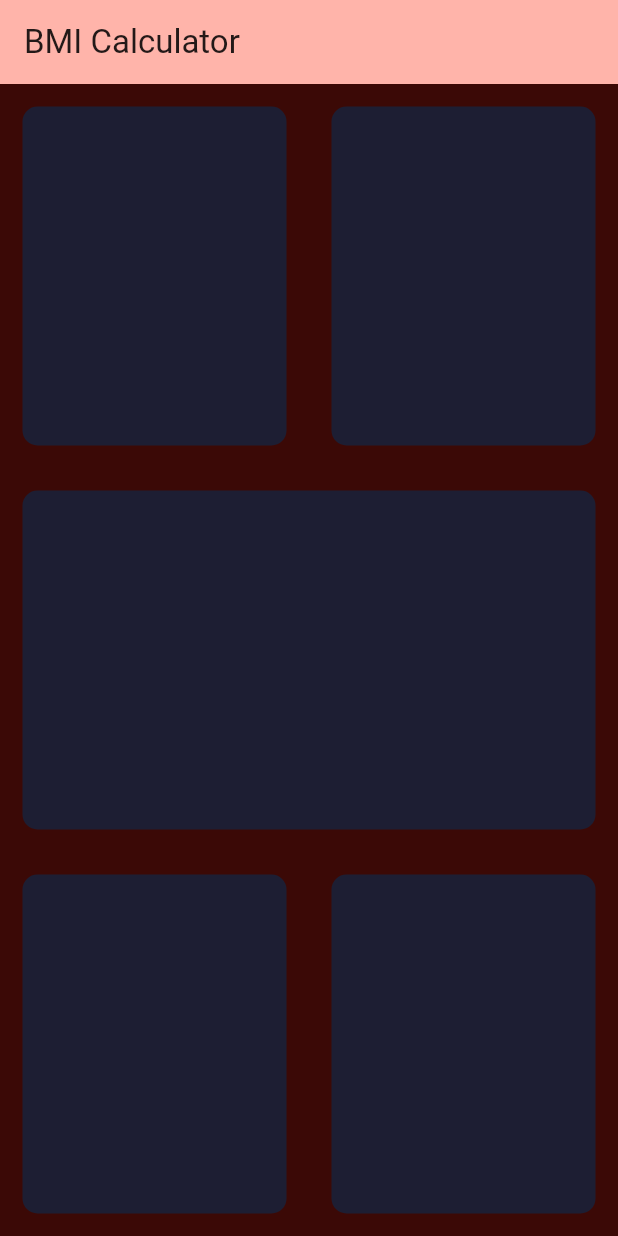
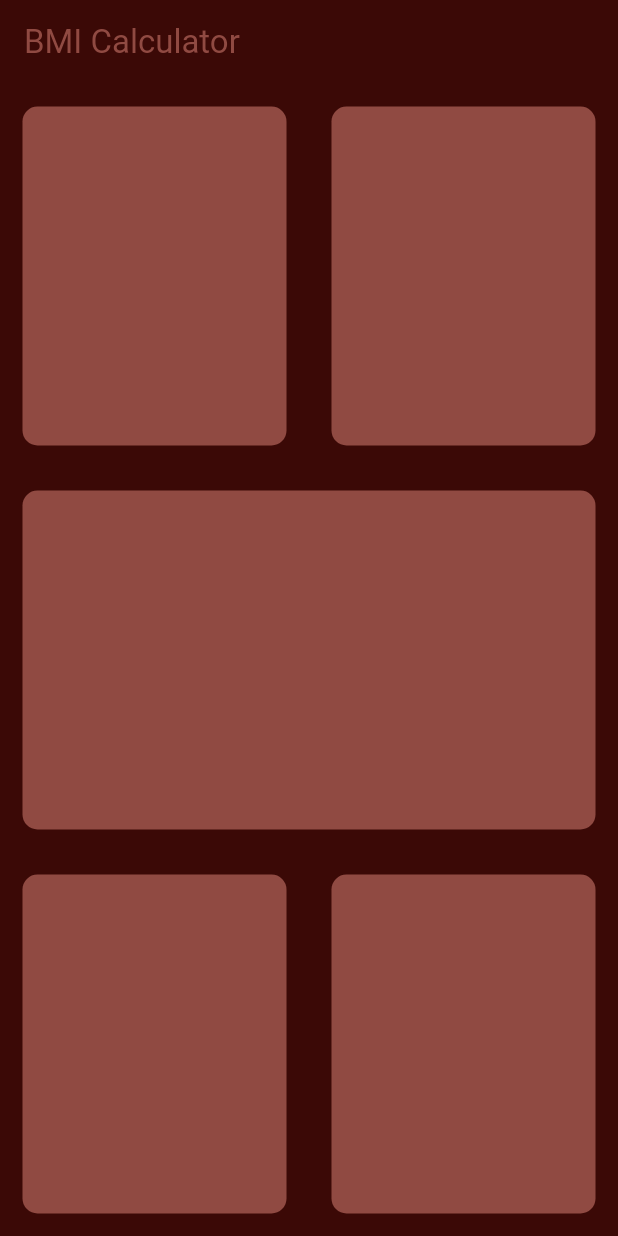
Before and after one commit to yonathanavila/bmi_calculator_flutter, a Flutter app: the screen it shows after launch, on a phone screen of 412 x 824 dp. Run offline on Flutter 3.47's test engine with Material 3 defaults, Android fonts, the phone set to English and light mode, and no system bars.

```diff
--- a/lib/input_page.dart
+++ b/lib/input_page.dart
@@ -1,20 +1,21 @@
 import 'package:flutter/material.dart';
 
-class MyHomePage extends StatefulWidget {
-  const MyHomePage({super.key, required this.title});
+class InputPage extends StatefulWidget {
+  const InputPage({super.key, required this.title});
 
   final String title;
 
   @override
-  State<MyHomePage> createState() => _MyHomePageState();
+  State<InputPage> createState() => _InputPageState();
 }
 
-class _MyHomePageState extends State<MyHomePage> {
+class _InputPageState extends State<InputPage> {
   @override
   Widget build(BuildContext context) {
     return Scaffold(
       appBar: AppBar(
-        backgroundColor: Theme.of(context).colorScheme.inversePrimary,
+        backgroundColor: Theme.of(context).colorScheme.onPrimaryContainer,
+        foregroundColor: Theme.of(context).colorScheme.primary,
         title: Text(widget.title),
       ),
       body: const Column(
@@ -63,7 +64,7 @@ class ReusableCard extends StatelessWidget {
       margin: const EdgeInsets.all(15.0),
       decoration: BoxDecoration(
         borderRadius: BorderRadius.circular(10.0),
-        color: const Color(0xff1d1e33),
+        color: Theme.of(context).colorScheme.primary,
       ),
     );
   }
--- a/lib/main.dart
+++ b/lib/main.dart
@@ -26,7 +26,7 @@ class BMICalculator extends StatelessWidget {
       darkTheme: const MaterialTheme(textDarkTheme).dark().copyWith(
           primaryColor: const Color(0xff0a0e21),
           scaffoldBackgroundColor: const Color(0xff0a0e21)),
-      home: const MyHomePage(title: 'BMI Calculator'),
+      home: const InputPage(title: 'BMI Calculator'),
     );
   }
 }
```
